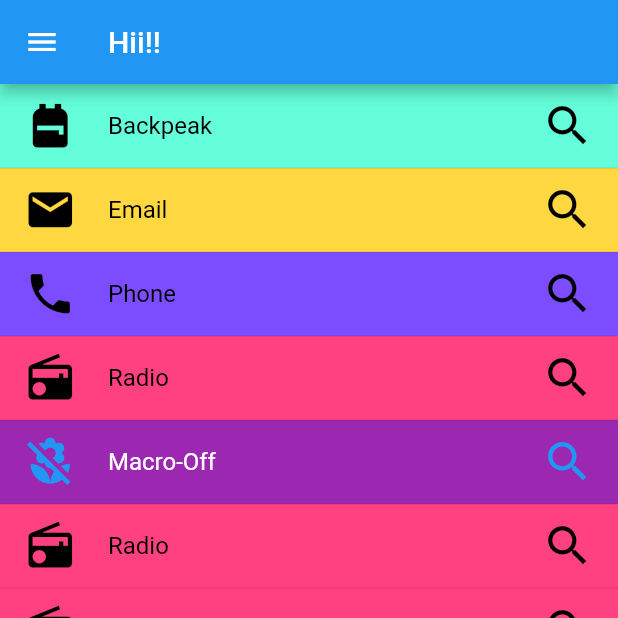
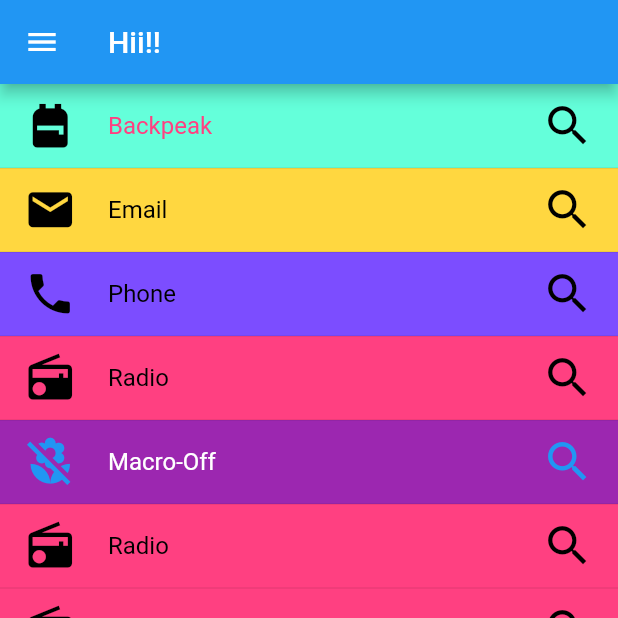
Before and after one commit to ujjawalkmr/firstrepo, a Flutter app: the screen it shows after launch, on a phone screen of 412 x 824 dp, the top half of it. Run offline on Flutter 3.47's test engine with Material 2 defaults, Android fonts, the phone set to English and light mode, and no system bars.

Commit message:
New changes

```diff
--- a/lib/main.dart
+++ b/lib/main.dart
@@ -23,7 +23,7 @@ class MyApp extends StatelessWidget {
                tiles: [
                  ListTile(
                    tileColor: Colors.tealAccent,
-                   textColor: Colors.black,
+                   textColor: Colors.pinkAccent,
                    leading: Icon(
                      Icons.backpack,
                      size: 35.0,
```
